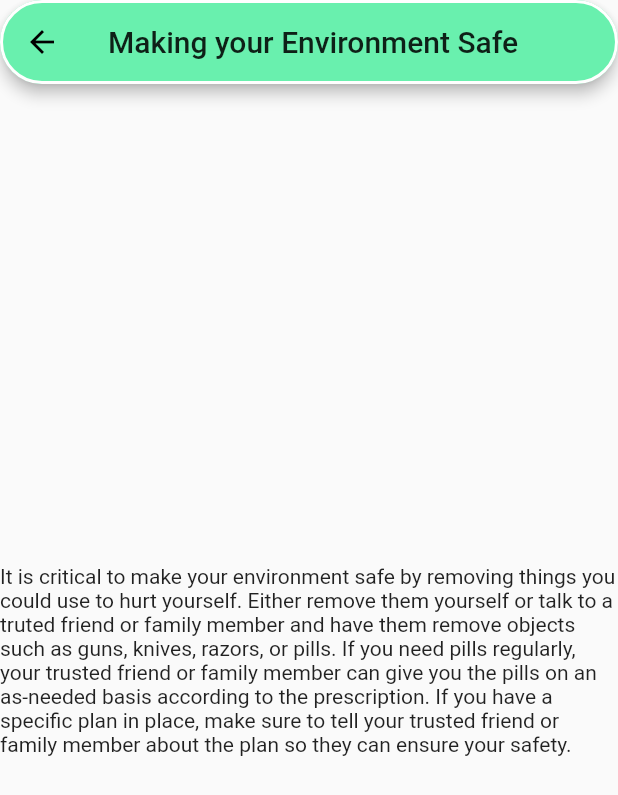
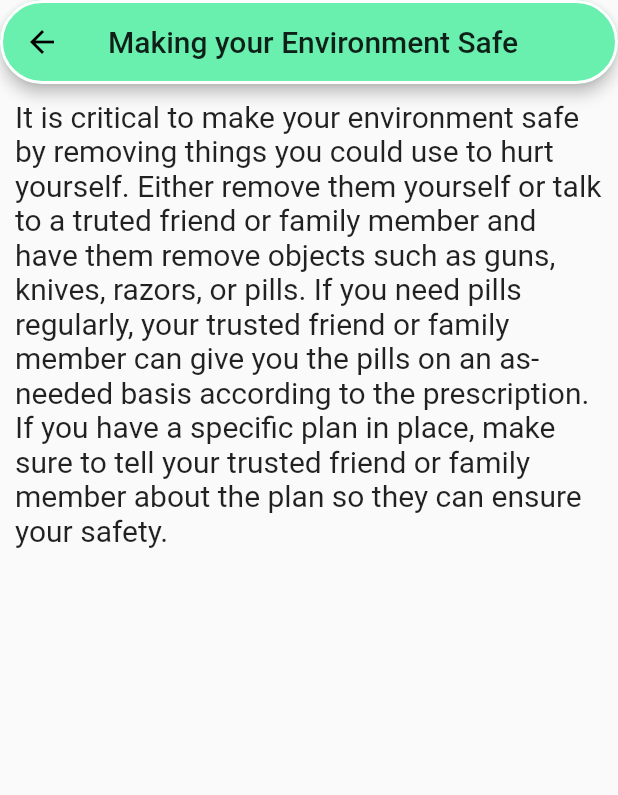
Before and after one commit to Kurama-tech/safety-ui, a Flutter app: the SafetyPlan screen opened by its route, after a tap on "Making your Environment Safe", on a phone screen of 412 x 824 dp. Shown: the top 795 px of the screen. Run offline on Flutter 3.47's test engine with Material 2 defaults, Android fonts, the phone set to English and light mode, and no system bars; our stand-ins replace date_format, flare_flutter, flutter_local_notifications, flutter_native_timezone, flutter_speed_dial, google_fonts and 4 more; accounts and stored records are empty; Roboto replaces fonts that are missing (neu); statements that could not run were skipped.

Commit message:
fixes done

```diff
--- a/lib/view/DetailsView.dart
+++ b/lib/view/DetailsView.dart
@@ -41,8 +41,9 @@ class DetailsStatic extends StatelessWidget {
               borderRadius: BorderRadius.circular(30),
               side: BorderSide(width: 2, color: Colors.white)),
         ),
-        body: Center(
-            child: Text(
-                "It is critical to make your environment safe by removing things you could use to hurt yourself. Either remove them yourself or talk to a truted friend or family member and have them remove objects such as guns, knives, razors, or pills. If you need pills regularly, your trusted friend or family member can give you the pills on an as-needed basis according to the prescription. If you have a specific plan in place, make sure to tell your trusted friend or family member about the plan so they can ensure your safety.")));
+        body: Padding(
+          padding: EdgeInsets.all(10),
+        child: Text(
+                "It is critical to make your environment safe by removing things you could use to hurt yourself. Either remove them yourself or talk to a truted friend or family member and have them remove objects such as guns, knives, razors, or pills. If you need pills regularly, your trusted friend or family member can give you the pills on an as-needed basis according to the prescription. If you have a specific plan in place, make sure to tell your trusted friend or family member about the plan so they can ensure your safety.",style: TextStyle(fontSize: 20,fontFamily: "neu"),)));
   }
 }
--- a/lib/view/homeView.dart
+++ b/lib/view/homeView.dart
@@ -43,7 +43,7 @@ class MyHomePage extends StatelessWidget {
               systemNavigationBarIconBrightness: Brightness.dark),
         ),
         extendBodyBehindAppBar: false,
-        floatingActionButton: buildSpeedDial(),
+        floatingActionButton: buildSpeedDial(context),
         backgroundColor: Colors.grey.shade200,
         body: ListView(
           children: [
@@ -197,7 +197,7 @@ class MyHomePage extends StatelessWidget {
         ));
   }
 
-  SpeedDial buildSpeedDial() {
+  SpeedDial buildSpeedDial(BuildContext context) {
     return SpeedDial(
       /// both default to 16
       marginEnd: 19,
@@ -224,7 +224,7 @@ class MyHomePage extends StatelessWidget {
       closeManually: false,
       curve: Curves.easeInOutCirc,
       overlayColor: Colors.black87,
-      overlayOpacity: 0.7,
+      overlayOpacity: 0.9,
       onOpen: () => print('OPENING DIAL'),
       onClose: () => print('DIAL CLOSED'),
       tooltip: 'Crisis Menu ',
--- a/lib/view/safetyPlanView.dart
+++ b/lib/view/safetyPlanView.dart
@@ -140,16 +140,18 @@ class SafetyPlan extends StatelessWidget {
             "Tap the Card to add warning signs", 'Warning'),
         containerData(context, Icons.music_note, "Coping Strategies",
             "Tap the Card to add coping strategies", 'Coping'),
+        containerData(context, Icons.place, "Places for Distraction",
+            "Tap the Card to add places that distract you", 'Places'),
+
+        containerData(context, Icons.contact_phone, "Contacts",
+            "Tap the Card to add contacts", 'Contacts'),
+         containerData(context, Icons.contact_page, "Professional Contacts",
+            "Tap the Card to add contacts", 'ContactsP'),
+        containerDataStatic(context, Icons.maps_home_work_outlined,"Making your Environment Safe",
+            "Tap the Card to add things that are worth for living"),
         containerData(context, Icons.wb_sunny, "Reasons to Live",
             "Tap the Card to add things that are worth for living", 'Reasons'),
-        containerDataStatic(context, Icons.wb_sunny, "Making your Environment Safe",
-            "Tap the Card to add things that are worth for living"),
-        containerData(context, Icons.contact_phone, "Contacts",
-            "Tap the Card to add contacts", 'Contacts'),
-         containerData(context, Icons.contact_phone, "Professional Contacts",
-            "Tap the Card to add contacts", 'ContactsP'),
-        containerData(context, Icons.place, "Places for Distraction",
-            "Tap the Card to add places that distract you", 'Places'),
+
         containerData(
             context,
             Icons.grid_on,
```
